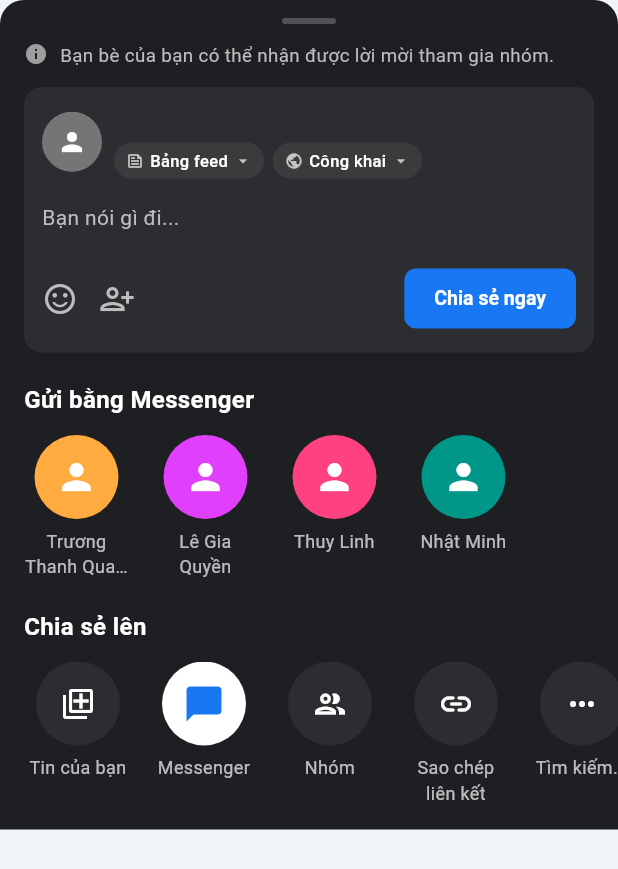
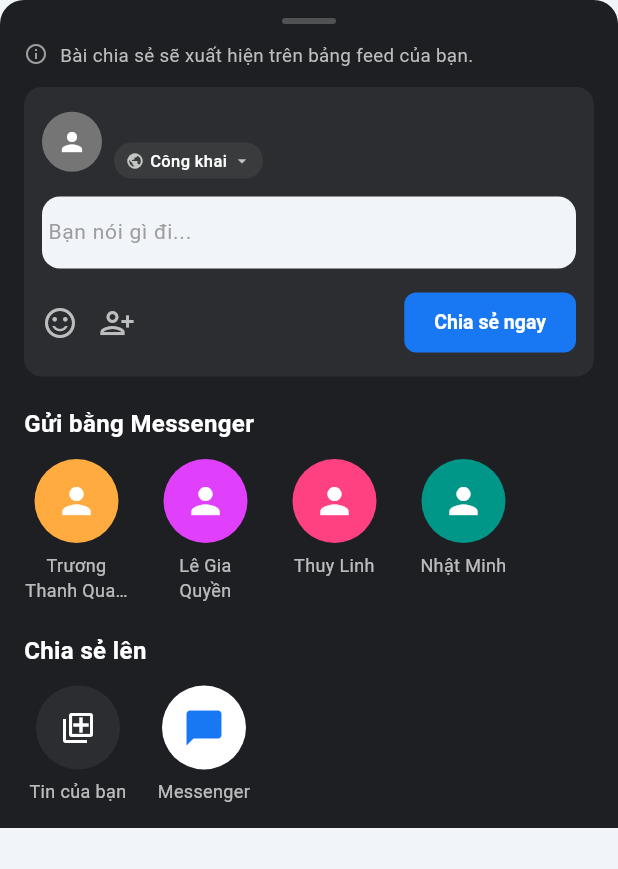
Before and after one commit to sonpham811z/Android-SocialNetwork, a Flutter app: the _ShareBottomSheet widget shown alone on an empty page, opened directly with sample values from the repository, on a phone screen of 412 x 824 dp. Shown: the top 869 px of the screen. Run offline on Flutter 3.47's test engine with Material 3 defaults, Android fonts, the phone set to English and light mode, and no system bars; our stand-ins replace app_links, dio, file_picker, firebase_core, firebase_messaging, flutter_local_notifications and 4 more; missing offline and left inert: jwt_decode, signalr_netcore; accounts and stored records are empty; network calls fail.

Commit message:
fix share post feature

```diff
--- a/lib/models/feedModel.dart
+++ b/lib/models/feedModel.dart
@@ -136,8 +136,12 @@
   final String? audioDuration; // [NEW] Thời lượng (Optional, vd: "0:45")
   final int likes;
   final int commentsCount;
+  final int sharesCount;
   final bool isLikedByCurrentUser;
   final List<Comment>? commentsList;
+  // Share reference
+  final String? originalPostId;
+  final Post? originalPost;
 
   Post({
     required this.id,
@@ -151,8 +155,11 @@
     this.audioDuration, // [NEW]
     required this.likes,
     required this.commentsCount,
+    this.sharesCount = 0,
     this.isLikedByCurrentUser = false,
     this.commentsList,
+    this.originalPostId,
+    this.originalPost,
   });
 
   factory Post.fromApi(Map<String, dynamic> json) {
@@ -172,6 +179,19 @@
           .toList();
     }
 
+    // Parse originalPost nếu có
+    Post? originalPost;
+    final originalPostRaw = json['originalPost'];
+    if (originalPostRaw is Map) {
+      try {
+        originalPost = Post.fromApi(originalPostRaw.cast<String, dynamic>());
+      } catch (_) {
+        originalPost = null;
+      }
+    }
+
+    final originalPostId = asText(json['originalPostId']);
+
     return Post(
       id: asText(json['id']),
       userId: asText(json['userId']),
@@ -187,8 +207,11 @@
           : asText(json['audioDuration']),
       likes: _toInt(json['likesCount']),
       commentsCount: _toInt(json['commentsCount']),
+      sharesCount: _toInt(json['sharesCount']),
       isLikedByCurrentUser: _toBool(json['isLikedByCurrentUser']),
       commentsList: comments,
+      originalPostId: originalPostId.isEmpty ? null : originalPostId,
+      originalPost: originalPost,
     );
   }
 
@@ -196,8 +219,10 @@
     String? content,
     int? likes,
     int? commentsCount,
+    int? sharesCount,
     bool? isLikedByCurrentUser,
     List<Comment>? commentsList,
+    Post? originalPost,
   }) {
     return Post(
       id: id,
@@ -211,8 +236,11 @@
       audioDuration: audioDuration,
       likes: likes ?? this.likes,
       commentsCount: commentsCount ?? this.commentsCount,
+      sharesCount: sharesCount ?? this.sharesCount,
       isLikedByCurrentUser: isLikedByCurrentUser ?? this.isLikedByCurrentUser,
       commentsList: commentsList ?? this.commentsList,
+      originalPostId: originalPostId,
+      originalPost: originalPost ?? this.originalPost,
     );
   }
 
--- a/lib/widgets/feed/postCard.dart
+++ b/lib/widgets/feed/postCard.dart
@@ -1,5 +1,4 @@
 import 'package:flutter/material.dart';
-import 'package:flutter/services.dart';
 import '../../config/theme.dart';
 import '../../models/feedModel.dart';
 import 'package:provider/provider.dart';
@@ -112,6 +111,10 @@
               ),
             ),
 
+          // 3b. ORIGINAL POST PREVIEW (nếu đây là bài share)
+          if (post.originalPost != null)
+            _buildOriginalPostPreview(context, post.originalPost!, isDark),
+
           // 4. Footer: Like, Comment, Share
           _buildPostFooter(context, isDark),
         ],
@@ -244,7 +247,7 @@
               _buildInteractionButton(
                 context,
                 icon: Icons.share_outlined,
-                label: 'Share',
+                label: post.sharesCount > 0 ? '${post.sharesCount}' : 'Chia sẻ',
                 color: isDark ? Colors.white : AppTheme.slate900,
                 onTap: () => _showShareBottomSheet(context),
               ),
@@ -254,6 +257,91 @@
             Icons.bookmark_border,
             color: isDark ? AppTheme.slate400 : AppTheme.slate600
           ),
+        ],
+      ),
+    );
+  }
+
+  Widget _buildOriginalPostPreview(BuildContext context, Post original, bool isDark) {
+    return Container(
+      margin: const EdgeInsets.fromLTRB(12, 4, 12, 4),
+      decoration: BoxDecoration(
+        color: isDark ? const Color(0xFF1A1B1E) : const Color(0xFFF3F4F6),
+        borderRadius: BorderRadius.circular(12),
+        border: Border.all(
+          color: isDark ? const Color(0xFF3A3B3C) : const Color(0xFFE5E7EB),
+        ),
+      ),
+      child: Column(
+        crossAxisAlignment: CrossAxisAlignment.start,
+        children: [
+          // Header của bài gốc
+          Padding(
+            padding: const EdgeInsets.fromLTRB(12, 10, 12, 6),
+            child: Row(
+              children: [
+                CircleAvatar(
+                  radius: 14,
+                  backgroundColor: Colors.grey[600],
+                  backgroundImage: original.user.avatar.isNotEmpty
+                      ? NetworkImage(original.user.avatar)
+                      : null,
+                  child: original.user.avatar.isEmpty
+                      ? const Icon(Icons.person, size: 14, color: Colors.white)
+                      : null,
+                ),
+                const SizedBox(width: 8),
+                Expanded(
+                  child: Column(
+                    crossAxisAlignment: CrossAxisAlignment.start,
+                    children: [
+                      Text(
+                        original.user.name,
+                        style: TextStyle(
+                          fontWeight: FontWeight.bold,
+                          fontSize: 13,
+                          color: isDark ? Colors.white : AppTheme.slate900,
+                        ),
+                      ),
+                      Text(
+                        original.timestamp,
+                        style: TextStyle(color: AppTheme.slate500, fontSize: 11),
+                      ),
+                    ],
+                  ),
+                ),
+              ],
+            ),
+          ),
+          // Nội dung bài gốc
+          if (original.content.isNotEmpty)
+            Padding(
+              padding: const EdgeInsets.fromLTRB(12, 0, 12, 8),
+              child: Text(
+                original.content,
+                maxLines: 3,
+                overflow: TextOverflow.ellipsis,
+                style: TextStyle(
+                  fontSize: 13,
+                  color: isDark ? Colors.white70 : AppTheme.slate700,
+                  height: 1.4,
+                ),
+              ),
+            ),
+          // Ảnh bài gốc
+          if (original.image != null)
+            ClipRRect(
+              borderRadius: const BorderRadius.vertical(bottom: Radius.circular(12)),
+              child: Image.network(
+                original.image!,
+                height: 160,
+                width: double.infinity,
+                fit: BoxFit.cover,
+                errorBuilder: (_, __, ___) => const SizedBox.shrink(),
+              ),
+            )
+          else
+            const SizedBox(height: 4),
         ],
       ),
     );
@@ -311,17 +399,20 @@
 class _ShareBottomSheetState extends State<_ShareBottomSheet> {
   bool _showMessengerScreen = false;
   late TextEditingController _messengerMessageController;
+  late TextEditingController _captionController;
   final Set<String> _selectedContactIds = {};
 
   @override
   void initState() {
     super.initState();
     _messengerMessageController = TextEditingController();
+    _captionController = TextEditingController();
   }
 
   @override
   void dispose() {
     _messengerMessageController.dispose();
+    _captionController.dispose();
     super.dispose();
   }
 
@@ -446,59 +537,6 @@
 
   bool _showAudienceScreen = false;
   String _selectedAudience = 'Công khai';
-  bool _isDefaultAudience = true;
-
-  bool _showDestinationScreen = false;
-  String _selectedDestination = 'Chia sẻ lên Bảng feed';
-
-  String _getDestinationShortText(String destination) {
-    if (destination == 'Chia sẻ lên Bảng feed') return 'Bảng feed';
-    if (destination == 'Tin của bạn') return 'Tin của bạn';
-    if (destination == 'Trên trang cá nhân của một người bạn') return 'Trang cá nhân';
-    if (destination == 'Trong nhóm') return 'Trong nhóm';
-    return destination;
-  }
-
-  IconData _getDestinationIcon(String destination) {
-    if (destination == 'Chia sẻ lên Bảng feed') return Icons.feed_outlined;
-    if (destination == 'Tin của bạn') return Icons.add_to_photos_outlined;
-    if (destination == 'Trên trang cá nhân của một người bạn') return Icons.people_outline_rounded;
-    if (destination == 'Trong nhóm') return Icons.group_outlined;
-    return Icons.feed_outlined;
-  }
-
-  Widget _buildDestinationOption({
-    required String title,
-    required IconData icon,
-  }) {
-    return InkWell(
-      onTap: () {
-        setState(() {
-          _selectedDestination = title;
-          _showDestinationScreen = false;
-        });
-      },
-      child: Padding(
-        padding: const EdgeInsets.symmetric(vertical: 16, horizontal: 16),
-        child: Row(
-          children: [
-            Icon(icon, color: Colors.white, size: 24),
-            const SizedBox(width: 16),
-            Expanded(
-              child: Text(
-                title,
-                style: const TextStyle(
-                  color: Colors.white,
-                  fontSize: 15,
-                  fontWeight: FontWeight.w500,
-                ),
-              ),
-            ),
-          ],
-        ),
-      ),
-    );
-  }
 
   IconData _getAudienceIcon(String audience) {
     switch (audience) {
@@ -506,10 +544,6 @@
         return Icons.public;
       case 'Bạn bè':
         return Icons.people_outline_rounded;
-      case 'Bạn bè ngoại trừ...':
-        return Icons.person_remove_alt_1_outlined;
-      case 'Bạn bè cụ thể':
-        return Icons.person_outline_rounded;
       case 'Chỉ mình tôi':
         return Icons.lock_outline_rounded;
       default:
@@ -656,63 +690,22 @@
               value: 'Công khai',
               icon: Icons.public,
               title: 'Công khai',
-              subtitle: 'Bất kỳ ai ở trên hoặc ngoài Facebook',
+              subtitle: 'Tất cả mọi người đều có thể xem',
               onChanged: (val) => setState(() => _selectedAudience = val),
             ),
             _buildAudienceOption(
               value: 'Bạn bè',
               icon: Icons.people_outline_rounded,
               title: 'Bạn bè',
-              subtitle: 'Bạn bè của bạn trên Facebook',
-              onChanged: (val) => setState(() => _selectedAudience = val),
-            ),
-            _buildAudienceOption(
-              value: 'Bạn bè ngoại trừ...',
-              icon: Icons.person_remove_alt_1_outlined,
-              title: 'Bạn bè ngoại trừ...',
-              subtitle: 'Không hiển thị với một số bạn bè',
-              onChanged: (val) => setState(() => _selectedAudience = val),
-            ),
-            _buildAudienceOption(
-              value: 'Bạn bè cụ thể',
-              icon: Icons.person_outline_rounded,
-              title: 'Bạn bè cụ thể',
-              subtitle: 'Chỉ hiển thị với một số bạn bè',
+              subtitle: 'Chỉ bạn bè của bạn',
               onChanged: (val) => setState(() => _selectedAudience = val),
             ),
             _buildAudienceOption(
               value: 'Chỉ mình tôi',
               icon: Icons.lock_outline_rounded,
               title: 'Chỉ mình tôi',
-              subtitle: 'Chỉ mình tôi',
+              subtitle: 'Chỉ mình bạn thấy',
               onChanged: (val) => setState(() => _selectedAudience = val),
-            ),
-            const SizedBox(height: 24),
-
-            // Default audience option
-            Padding(
-              padding: const EdgeInsets.symmetric(horizontal: 16),
-              child: Row(
-                children: [
-                  Expanded(
-                    child: Text(
-                      'Đặt làm đối tượng mặc định.',
-                      style: TextStyle(
-                        color: Colors.grey[400],
-                        fontSize: 14,
-                      ),
-                    ),
-                  ),
-                  Checkbox(
-                    value: _isDefaultAudience,
-                    activeColor: const Color(0xFF1877F2),
-                    checkColor: Colors.white,
-                    onChanged: (val) {
-                      setState(() => _isDefaultAudience = val ?? false);
-                    },
-                  ),
-                ],
-              ),
             ),
             const SizedBox(height: 16),
 
@@ -740,65 +733,6 @@
                   ),
                 ),
               ),
-            ),
-          ],
-        ),
-      );
-    }
-
-    if (_showDestinationScreen) {
-      return Container(
-        decoration: const BoxDecoration(
-          color: Color(0xFF1E1F22),
-          borderRadius: BorderRadius.vertical(top: Radius.circular(16)),
-        ),
-        padding: EdgeInsets.fromLTRB(0, 12, 0, bottomPadding + 16),
-        child: Column(
-          mainAxisSize: MainAxisSize.min,
-          crossAxisAlignment: CrossAxisAlignment.start,
-          children: [
-            // Top App Bar
-            Padding(
-              padding: const EdgeInsets.symmetric(horizontal: 8),
-              child: Row(
-                children: [
-                  IconButton(
-                    icon: const Icon(Icons.arrow_back_ios_new_rounded, color: Colors.white, size: 20),
-                    onPressed: () {
-                      setState(() => _showDestinationScreen = false);
-                    },
-                  ),
-                  const SizedBox(width: 8),
-                  const Text(
-                    'Chọn đích đến',
-                    style: TextStyle(
-                      color: Colors.white,
-                      fontWeight: FontWeight.bold,
-                      fontSize: 18,
-                    ),
-                  ),
-                ],
-              ),
-            ),
-            Divider(color: Colors.grey[800], height: 1),
-            const SizedBox(height: 8),
-
-            // Destination Options
-            _buildDestinationOption(
-              title: 'Chia sẻ lên Bảng feed',
-              icon: Icons.feed_outlined,
-            ),
-            _buildDestinationOption(
-              title: 'Tin của bạn',
-              icon: Icons.add_to_photos_outlined,
-            ),
-            _buildDestinationOption(
-              title: 'Trên trang cá nhân của một người bạn',
-              icon: Icons.people_outline_rounded,
-            ),
-            _buildDestinationOption(
-              title: 'Trong nhóm',
-              icon: Icons.group_outlined,
             ),
           ],
         ),
@@ -1202,11 +1136,11 @@
               child: Row(
                 crossAxisAlignment: CrossAxisAlignment.start,
                 children: [
-                  Icon(Icons.info, color: Colors.grey[500], size: 16),
+                  Icon(Icons.info_outline, color: Colors.grey[500], size: 16),
                   const SizedBox(width: 8),
                   Expanded(
                     child: Text(
-                      'Bạn bè của bạn có thể nhận được lời mời tham gia nhóm.',
+                      'Bài chia sẻ sẽ xuất hiện trên bảng feed của bạn.',
                       style: TextStyle(
                         color: Colors.grey[400],
                         fontSize: 12.5,
@@ -1255,39 +1189,33 @@
                               ),
                             ),
                             const SizedBox(height: 4),
-                            Row(
-                              children: [
-                                _buildDropdownSelector(
-                                  _getDestinationIcon(_selectedDestination),
-                                  _getDestinationShortText(_selectedDestination),
-                                  () {
-                                    setState(() => _showDestinationScreen = true);
-                                  },
-                                ),
-                                const SizedBox(width: 6),
-                                _buildDropdownSelector(
-                                  _getAudienceIcon(_selectedAudience),
-                                  _selectedAudience,
-                                  () {
-                                    setState(() => _showAudienceScreen = true);
-                                  },
-                                ),
-                              ],
+                            _buildDropdownSelector(
+                              _getAudienceIcon(_selectedAudience),
+                              _selectedAudience,
+                              () {
+                                setState(() => _showAudienceScreen = true);
+                              },
                             ),
                           ],
                         ),
                       ),
                     ],
                   ),
-                  const SizedBox(height: 16),
-                  Text(
-                    'Bạn nói gì đi...',
-                    style: TextStyle(
-                      color: Colors.grey[400],
-                      fontSize: 14,
+                  const SizedBox(height: 12),
+                  TextField(
+                    controller: _captionController,
+                    style: const TextStyle(color: Colors.white, fontSize: 14),
+                    decoration: InputDecoration(
+                      hintText: 'Bạn nói gì đi...',
+                      hintStyle: TextStyle(color: Colors.grey[500], fontSize: 14),
+                      border: InputBorder.none,
+                      contentPadding: EdgeInsets.zero,
                     ),
-                  ),
-                  const SizedBox(height: 20),
+                    maxLines: 4,
+                    minLines: 1,
+                    textInputAction: TextInputAction.newline,
+                  ),
+                  const SizedBox(height: 12),
                   Row(
                     mainAxisAlignment: MainAxisAlignment.spaceBetween,
                     children: [
@@ -1307,6 +1235,7 @@
                             apiVisibility = 'Private';
                           }
 
+                          final caption = _captionController.text.trim();
                           final postProvider = Provider.of<PostProvider>(context, listen: false);
                           final scaffoldMessenger = ScaffoldMessenger.of(context);
                           Navigator.pop(context);
@@ -1316,8 +1245,9 @@
                               behavior: SnackBarBehavior.floating,
                             ),
                           );
-                          postProvider.createTextPost(
-                            widget.post.content,
+                          postProvider.sharePost(
+                            widget.post.id,
+                            content: caption,
                             visibility: apiVisibility,
                           ).then((success) {
                             if (success) {
@@ -1513,47 +1443,6 @@
                       });
                     },
                   ),
-                  _buildShareOption(
-                    context,
-                    icon: Icons.group_outlined,
-                    label: 'Nhóm',
-                    onTap: () {
-                      Navigator.pop(context);
-                      ScaffoldMessenger.of(context).showSnackBar(
-                        const SnackBar(content: Text('Đang mở danh sách nhóm...'), behavior: SnackBarBehavior.floating),
-                      );
-                    },
-                  ),
-                  _buildShareOption(
-                    context,
-                    icon: Icons.link_rounded,
-                    label: 'Sao chép liên kết',
-                    onTap: () {
-                      final scaffoldMessenger = ScaffoldMessenger.of(context);
-                      Navigator.pop(context);
-                      final link = "https://thanhquang05.github.io/posts/${widget.post.id}";
-                      Clipboard.setData(ClipboardData(text: link)).then((_) {
-                        scaffoldMessenger.showSnackBar(
-                          const SnackBar(
-                            content: Text('Đã sao chép liên kết bài viết!'),
-                            behavior: SnackBarBehavior.floating,
-                            backgroundColor: Color(0xFF1877F2),
-                          ),
-                        );
-                      });
-                    },
-                  ),
-                  _buildShareOption(
-                    context,
-                    icon: Icons.more_horiz_rounded,
-                    label: 'Tìm kiếm...',
-                    onTap: () {
-                      Navigator.pop(context);
-                      ScaffoldMessenger.of(context).showSnackBar(
-                        const SnackBar(content: Text('Đang mở...'), behavior: SnackBarBehavior.floating),
-                      );
-                    },
-                  ),
                 ],
               ),
             ),
```
Also changed, not shown: lib/providers/postProvider.dart (+34 -0 lines), lib/services/postService.dart (+16 -0 lines).
